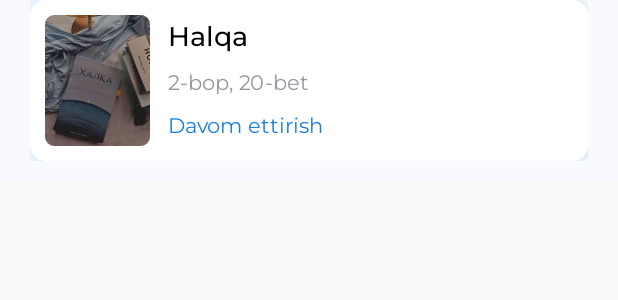
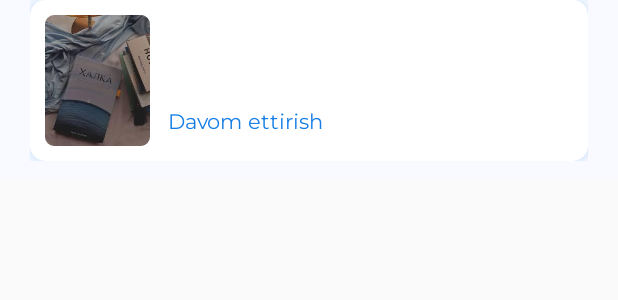
Before and after one commit to yahyamahmudiy/Halqa, an Android app: the layout item_bookmark.xml on its own in the app's theme, with its tools: preview values and no code run, on a phone screen of 412 x 824 dp. Shown: the top 300 px of the screen. Run offline under Robolectric (Android 15) with nearby library versions, the phone set to English and light mode, and no system bars.

Commit message:
changed somethings

```diff
--- a/app/src/main/java/com/example/halqa/adapter/BookmarkAdapter.kt
+++ b/app/src/main/java/com/example/halqa/adapter/BookmarkAdapter.kt
@@ -11,7 +11,6 @@ import com.example.halqa.R
 import com.example.halqa.databinding.ItemBookmarkBinding
 import com.example.halqa.manager.SharedPref
 import com.example.halqa.model.BookmarkData
-import com.example.halqa.utils.UiStateList
 
 class BookmarkAdapter(context: Context) : ListAdapter<BookmarkData, BookmarkAdapter.ItemViewHolder>(ITEM_DIF) {
     var onClick: ((BookmarkData) -> Unit)? = null
@@ -19,6 +18,8 @@ class BookmarkAdapter(context: Context) : ListAdapter<BookmarkData, BookmarkAdap
     private var isBool = SharedPref(context).isSaved
     var lotin = context.getString(R.string.str_bob_lotin)
     var kirill = context.getString(R.string.str_bob_kirill)
+    var b_lotin = context.getString(R.string.str_davom_ettirish)
+    var b_kirill = context.getString(R.string.str_davom_ettirish_kirill)
 
     companion object{
         val ITEM_DIF = object : DiffUtil.ItemCallback<BookmarkData>(){
@@ -42,8 +43,10 @@ class BookmarkAdapter(context: Context) : ListAdapter<BookmarkData, BookmarkAdap
 
                 if (isBool){
                     tvInform.text = "${item.bob}-" +  lotin
+                    tvContinue.text = b_lotin
                 }else{
                     tvInform.text = "${item.bob}-" + kirill
+                    tvContinue.text = b_kirill
                 }
 
                 tvContinue.setOnClickListener {
@@ -63,7 +66,6 @@ class BookmarkAdapter(context: Context) : ListAdapter<BookmarkData, BookmarkAdap
 
     fun submitData(list: ArrayList<BookmarkData>){
         val items = ArrayList<BookmarkData>()
-        items.addAll(currentList)
         items.addAll(list)
         items.reverse()
         submitList(items)
--- a/app/src/main/java/com/example/halqa/fragment/mainflow/readbook/ReadFragment.kt
+++ b/app/src/main/java/com/example/halqa/fragment/mainflow/readbook/ReadFragment.kt
@@ -41,7 +41,6 @@ class ReadFragment : Fragment(R.layout.fragment_read) {
     private val bookPageSelected by activityViewModels<BookPageSelectionViewModel>()
     private lateinit var adapter: BookTextAdapter
     private var isInDarkMode = false
-    private var isSelected = false
     private var page: String? = null
     private lateinit var bookName: String
 
--- a/app/src/main/res/layout/item_bookmark.xml
+++ b/app/src/main/res/layout/item_bookmark.xml
@@ -3,9 +3,8 @@
     xmlns:app="http://schemas.android.com/apk/res-auto"
     android:layout_width="match_parent"
     android:layout_height="wrap_content"
-    android:paddingStart="20dp"
-    android:paddingEnd="20dp"
     android:paddingBottom="12dp"
+    android:paddingHorizontal="20dp"
     android:background="@color/main_background">
 
     <androidx.cardview.widget.CardView
@@ -42,7 +41,7 @@
                 android:layout_marginStart="12dp"
                 android:layout_marginTop="12dp"
                 android:fontFamily="@font/montserrat_medium"
-                android:text="@string/str_halqa"
+                android:text=""
                 android:textColor="@color/black"
                 android:textSize="18sp"
                 app:layout_constraintBottom_toTopOf="@id/tv_inform"
@@ -54,27 +53,27 @@
                 android:layout_width="wrap_content"
                 android:layout_height="wrap_content"
                 android:layout_marginStart="12dp"
-                android:layout_marginTop="10dp"
                 android:fontFamily="@font/montserrat_regular"
-                android:text="2-bop, 20-bet"
+                android:text=""
                 android:textColor="#9597A1"
                 android:textSize="14sp"
                 app:layout_constraintLeft_toRightOf="@id/iv_book_image"
-                app:layout_constraintTop_toBottomOf="@+id/tv_bookName" />
+                app:layout_constraintTop_toBottomOf="@+id/tv_bookName"
+                app:layout_constraintBottom_toTopOf="@id/tv_continue"/>
 
             <TextView
                 android:id="@+id/tv_continue"
                 android:layout_width="wrap_content"
                 android:layout_height="wrap_content"
                 android:layout_marginStart="12dp"
-                android:layout_marginTop="10dp"
-                android:layout_marginBottom="20dp"
+                android:layout_marginBottom="12dp"
                 android:fontFamily="@font/montserrat_regular"
                 android:text="@string/str_davom_ettirish"
                 android:textColor="#177EE6"
                 android:textSize="14sp"
                 app:layout_constraintLeft_toRightOf="@id/iv_book_image"
-                app:layout_constraintTop_toBottomOf="@+id/tv_inform" />
+                app:layout_constraintTop_toBottomOf="@+id/tv_inform"
+                app:layout_constraintBottom_toBottomOf="parent"/>
 
         </androidx.constraintlayout.widget.ConstraintLayout>
     </androidx.cardview.widget.CardView>
```
Also changed, not shown: app/src/main/java/com/example/halqa/fragment/mainflow/bookmark/BookmarkFragment.kt (+15 -10 lines), app/src/main/java/com/example/halqa/fragment/mainflow/bookmark/books/BooksBMFragment.kt (+14 -11 lines), app/src/main/res/layout/fragment_bookmark.xml (+5 -41 lines), app/src/main/res/layout/fragment_books_bm.xml (+36 -4 lines).
